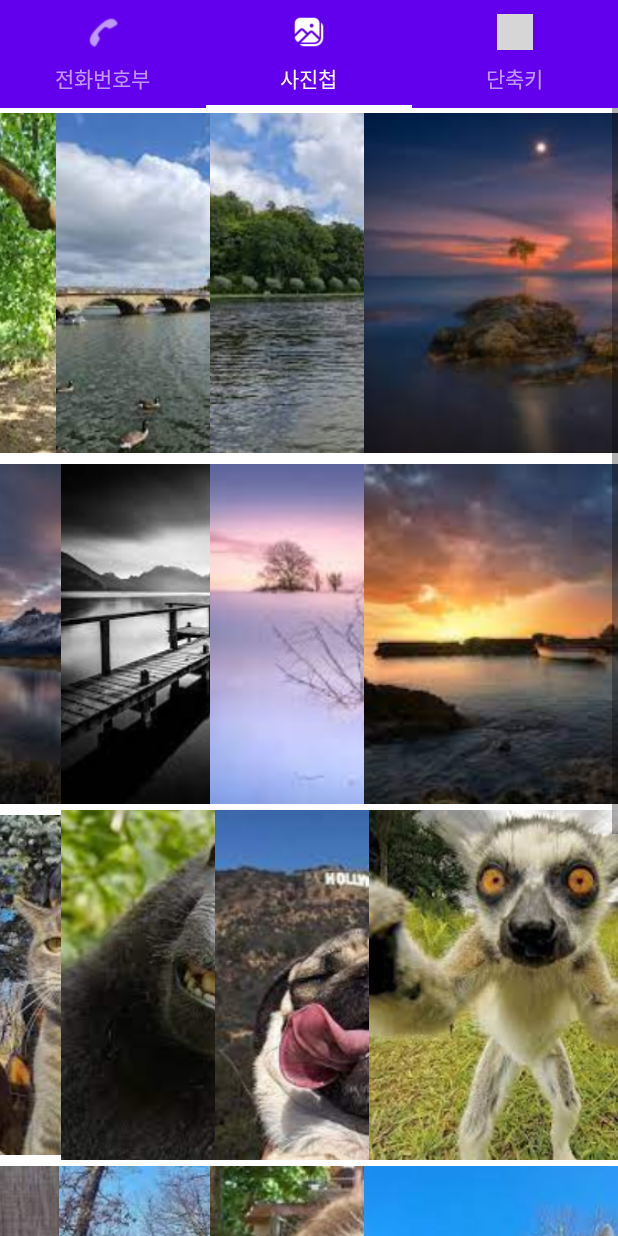
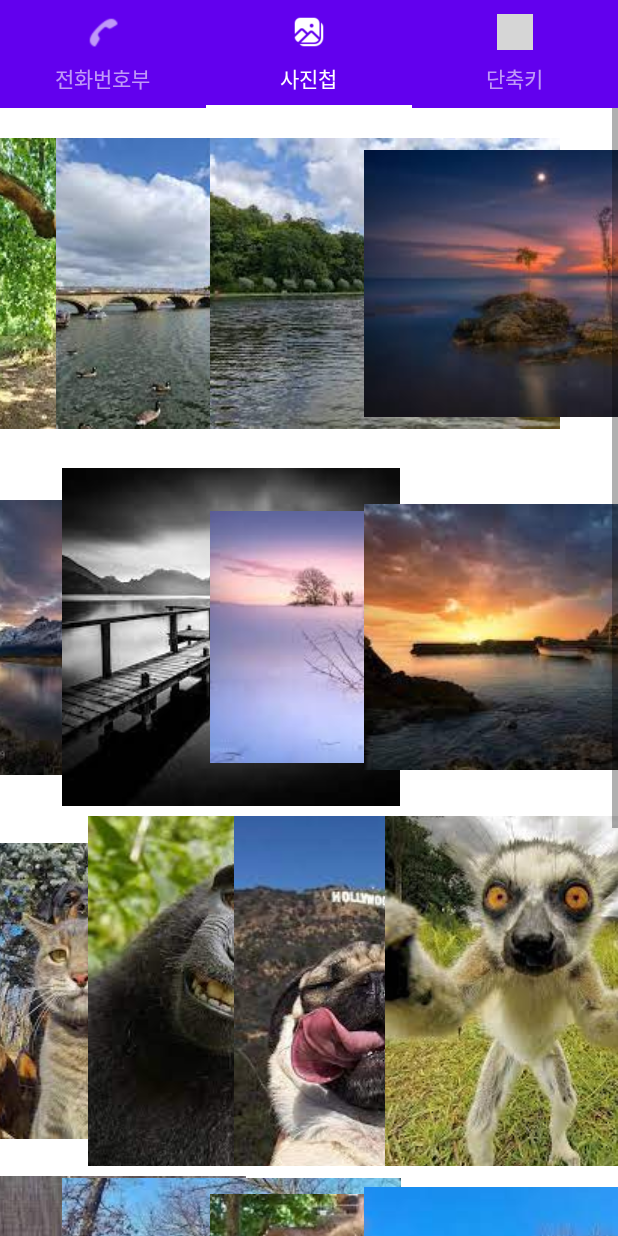
Before and after one commit to jsjclink/madcamp1w, an Android app: the screen it shows after launch (MainActivity), tab 2 chosen, on a phone screen of 412 x 824 dp. Run offline under Robolectric (Android 15) with nearby library versions, the phone set to English and light mode, and no system bars; grey boxes are pictures that could not be loaded.

Commit message:
GridView Design Fix

```diff
--- a/app/src/main/java/com/example/test2/ImageAdapter.java
+++ b/app/src/main/java/com/example/test2/ImageAdapter.java
@@ -32,8 +32,8 @@ public class ImageAdapter extends BaseAdapter {
         if (convertView == null) {  // if it's not recycled, initialize some attributes
             imageView = new ImageView(mContext);
             imageView.setLayoutParams(new GridView.LayoutParams(350, 350));
-            imageView.setScaleType(ImageView.ScaleType.CENTER_CROP);
-            imageView.setPadding(5, 5, 5, 5);
+            imageView.setScaleType(ImageView.ScaleType.CENTER);
+            imageView.setPadding(4, 4, 4, 4);
         } else {
             imageView = (ImageView) convertView;
         }
--- a/app/src/main/java/com/example/test2/PhoneNumberDetailActivity.java
+++ b/app/src/main/java/com/example/test2/PhoneNumberDetailActivity.java
@@ -6,7 +6,6 @@ import android.os.Bundle;
 import android.widget.TextView;
 
 public class PhoneNumberDetailActivity extends AppCompatActivity {
-
     @Override
     protected void onCreate(Bundle savedInstanceState) {
         super.onCreate(savedInstanceState);
--- a/app/src/main/res/layout/second_tab.xml
+++ b/app/src/main/res/layout/second_tab.xml
@@ -5,8 +5,8 @@
     android:layout_height="match_parent"
     android:columnWidth="100dp"
     android:numColumns="auto_fit"
-    android:verticalSpacing="1dp"
-    android:horizontalSpacing="1dp"
+    android:verticalSpacing="3dp"
+    android:horizontalSpacing="0dp"
     android:stretchMode="columnWidth"
     android:gravity="center"
     />
```
